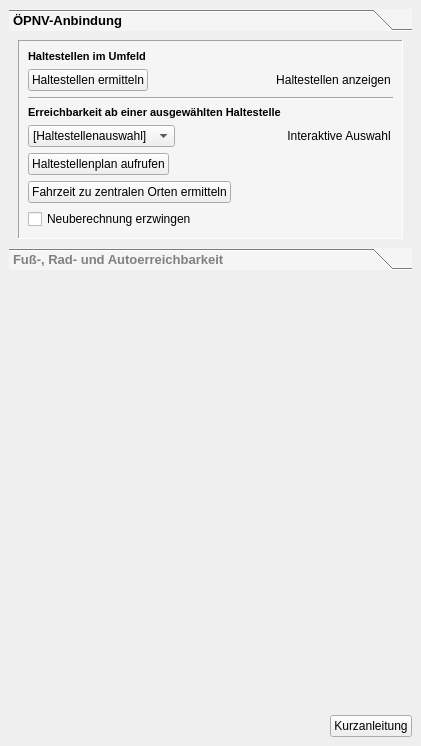
Before: the Qt Designer form projektcheck/ui/ProjektCheck_dockwidget_analysis_02-Err.ui in projektcheck/ProjektCheck-QGIS, drawn with Qt 5.
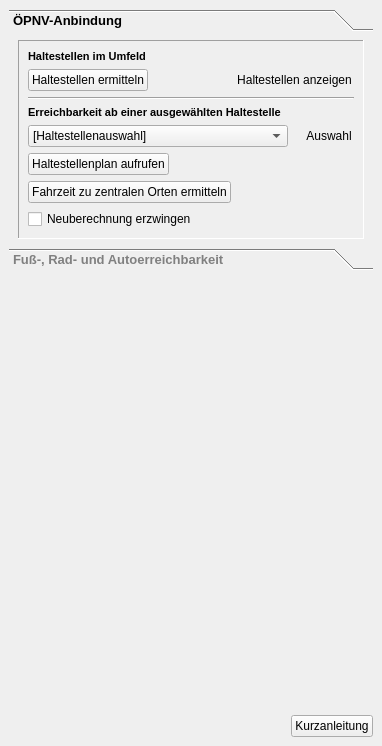
After: the same form once the commit is applied. Icons and pictures are not drawn.

Commit message: style main widget and erreichbarkeit

Patch:
```diff
--- a/projektcheck/ui/ProjektCheck_dockwidget_analysis_02-Err.ui
+++ b/projektcheck/ui/ProjektCheck_dockwidget_analysis_02-Err.ui
@@ -6,13 +6,13 @@
    <rect>
     <x>0</x>
     <y>0</y>
-    <width>421</width>
+    <width>382</width>
     <height>746</height>
    </rect>
   </property>
   <property name="styleSheet">
    <string notr="true">QFrame{
-	background: rgb(245, 245, 245);
+	/*background: rgb(245, 245, 245);*/
 }
 QToolBox:tab {
 	font: bold 10pt ;
@@ -72,8 +72,8 @@
        <property name="geometry">
         <rect>
          <x>0</x>
-         <y>-27</y>
-         <width>386</width>
+         <y>0</y>
+         <width>364</width>
          <height>234</height>
         </rect>
        </property>
@@ -215,11 +215,17 @@
              <item>
               <widget class="QComboBox" name="haltestellen_combo">
                <property name="sizePolicy">
-                <sizepolicy hsizetype="Maximum" vsizetype="Fixed">
+                <sizepolicy hsizetype="Expanding" vsizetype="Fixed">
                  <horstretch>0</horstretch>
                  <verstretch>0</verstretch>
                 </sizepolicy>
                </property>
+               <property name="minimumSize">
+                <size>
+                 <width>170</width>
+                 <height>0</height>
+                </size>
+               </property>
                <item>
                 <property name="text">
                  <string>[Haltestellenauswahl]</string>
@@ -232,9 +238,12 @@
                <property name="orientation">
                 <enum>Qt::Horizontal</enum>
                </property>
+               <property name="sizeType">
+                <enum>QSizePolicy::Fixed</enum>
+               </property>
                <property name="sizeHint" stdset="0">
                 <size>
-                 <width>40</width>
+                 <width>10</width>
                  <height>20</height>
                 </size>
                </property>
@@ -249,7 +258,7 @@
                 <enum>Qt::RightToLeft</enum>
                </property>
                <property name="text">
-                <string>Interaktive Auswahl</string>
+                <string>Auswahl</string>
                </property>
                <property name="icon">
                 <iconset>
```
Left out of the diff: 41 changed lines with no effect on the pictures. The commit also changes 2 other files.
